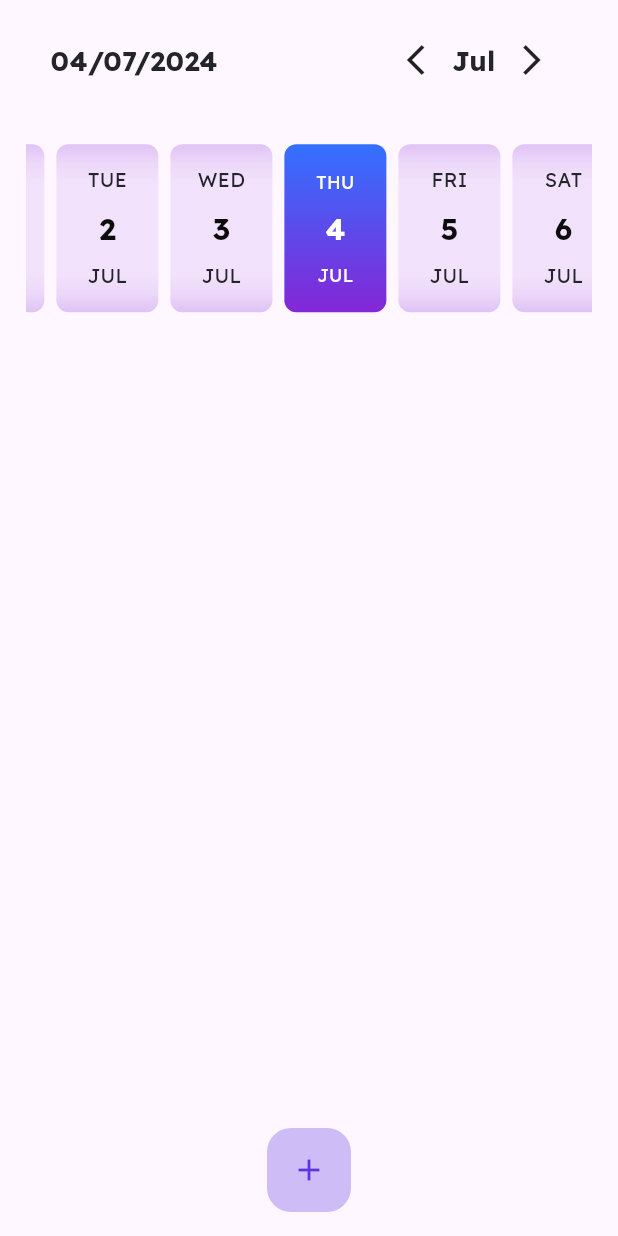
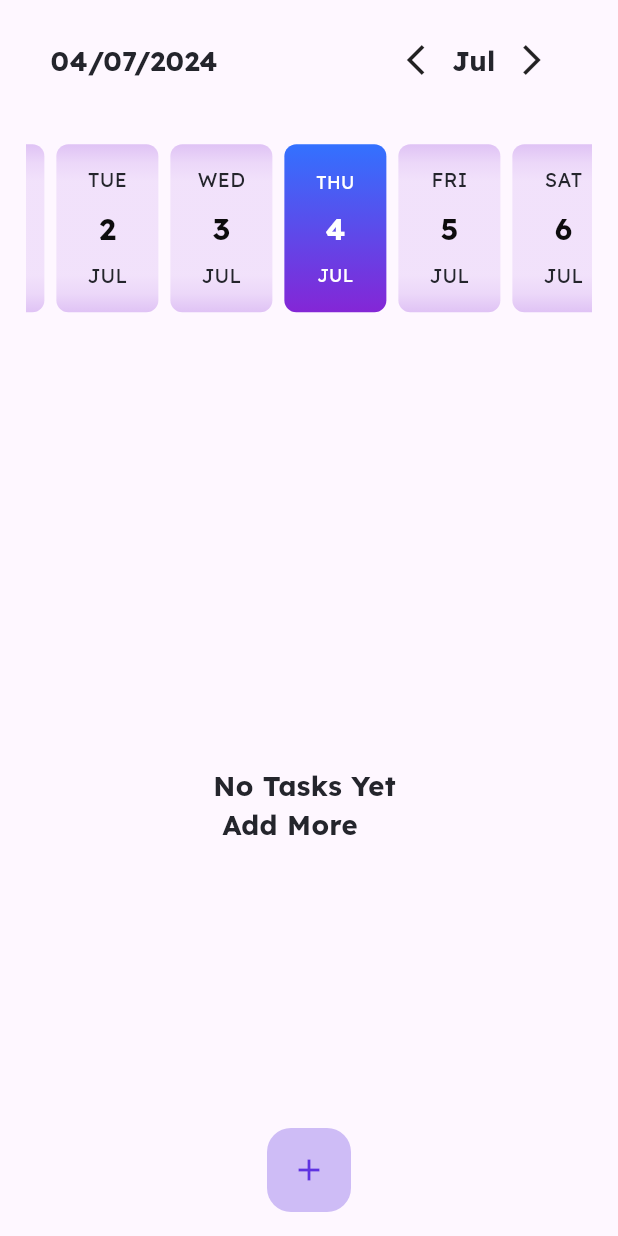
Before and after one commit to mostafaramadanhamed/Task-Ease-App-1, a Flutter app: the HomeScreen screen opened by its route, on a phone screen of 412 x 824 dp. Run offline on Flutter 3.47's test engine with Material 3 defaults, Android fonts, the light colour scheme and no system bars; drawn by our look-alikes of easy_date_timeline; our stand-ins replace flutter_bloc, flutter_local_notifications, flutter_screenutil, flutter_timezone, hive, hive_flutter and 3 more; accounts and stored records are empty.

Commit message:
add no tasks message

```diff
--- a/lib/features/home/presentation/widget/tasks_list_view.dart
+++ b/lib/features/home/presentation/widget/tasks_list_view.dart
@@ -1,5 +1,6 @@
 import 'package:flutter/material.dart';
 import 'package:flutter_bloc/flutter_bloc.dart';
+import 'package:task_ease/core/styles/text_styles.dart';
 import 'package:task_ease/core/utils/spacing_extension.dart';
 import 'package:task_ease/features/add%20task/data/models/task_model.dart';
 import 'package:task_ease/features/home/logic/fetch%20task%20cubit/fetch_task_cubit.dart';
@@ -19,7 +20,7 @@ class TaskListview extends StatelessWidget {
               .where((element) => element.selectedDate == dateTime)
               .toList();
 
-          return ListView.separated(
+          return tasks.isNotEmpty ?ListView.separated(
             separatorBuilder: (context, index) {
               return 16.ph;
             },
@@ -31,7 +32,7 @@ class TaskListview extends StatelessWidget {
                 taskModel: tasks[index],
               );
             },
-          );
+          ):Center(child: Text("No Tasks Yet \n Add More",style: TextStyles.font18SemiBold,),);
         },
       );
     }
```
